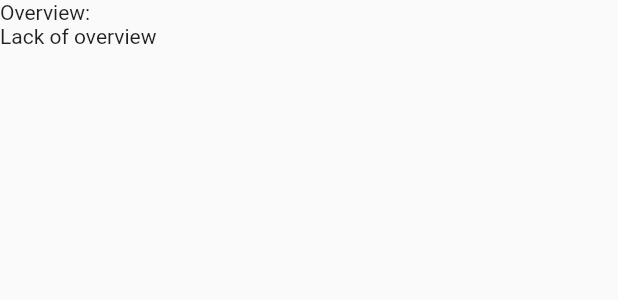
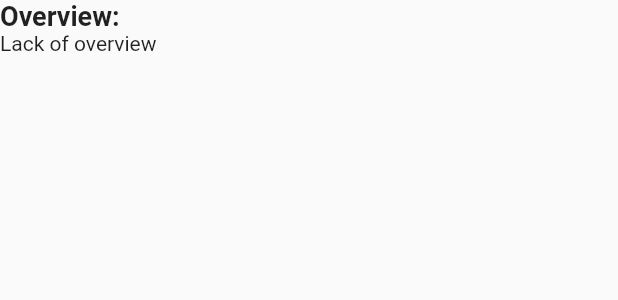
Before and after one commit to tdounnyy/tmdb_flutter, a Flutter app: the OverviewWidget widget shown alone on an empty page, opened directly with empty values, on a phone screen of 412 x 824 dp. Shown: the top 300 px of the screen. Run offline on Flutter 3.47's test engine with Material 2 defaults, Android fonts, the phone set to English and light mode, and no system bars; our stand-ins replace cached_network_image; network calls fail.

Commit message:
[feature] Add SectionHeader Widget

```diff
--- a/lib/widgets/OverviewWidget.dart
+++ b/lib/widgets/OverviewWidget.dart
@@ -1,5 +1,6 @@
 import 'package:flutter/material.dart';
 import 'package:tmdb/entity/entities.dart';
+import 'package:tmdb/widgets/widgets.dart';
 
 class OverviewWidget extends StatefulWidget {
   OverviewWidget(this.movie);
@@ -27,7 +28,7 @@ class OverviewWidgetState extends State<OverviewWidget> {
       child: Column(
         crossAxisAlignment: CrossAxisAlignment.start,
         children: <Widget>[
-          Text("Overview:"),
+          SectionHeader("Overview:"),
           // TODO: [RichText] with expand hint at the end of ellipsis
           Text(
             movie.overview ?? EMPTY_OVERVIEW,
--- a/lib/widgets/PortraitGallery.dart
+++ b/lib/widgets/PortraitGallery.dart
@@ -3,6 +3,7 @@ import 'dart:math' as math;
 import 'package:flutter/material.dart';
 import 'package:tmdb/entity/entities.dart';
 import 'package:tmdb/widgets/Portrait.dart';
+import 'package:tmdb/widgets/widgets.dart';
 
 class PortraitGallery extends StatelessWidget {
   PortraitGallery(this.galleryTitle, this.peopleList);
@@ -17,7 +18,7 @@ class PortraitGallery extends StatelessWidget {
     return Column(
       crossAxisAlignment: CrossAxisAlignment.start,
       children: <Widget>[
-        Text(
+        SectionHeader(
           galleryTitle,
         ),
         SizedBox(
--- /dev/null
+++ b/lib/widgets/SectionHeader.dart
@@ -0,0 +1,15 @@
+import 'package:flutter/material.dart';
+
+class SectionHeader extends StatelessWidget {
+  SectionHeader(this.title);
+
+  final String title;
+
+  @override
+  Widget build(BuildContext context) {
+    return Text(
+      title,
+      style: TextStyle(fontWeight: FontWeight.bold, fontSize: 18),
+    );
+  }
+}
--- a/lib/widgets/widgets.dart
+++ b/lib/widgets/widgets.dart
@@ -6,3 +6,4 @@ export 'PopularMovieList.dart';
 export 'Portrait.dart';
 export 'PortraitGallery.dart';
 export 'OverviewWidget.dart';
+export 'SectionHeader.dart';
```
